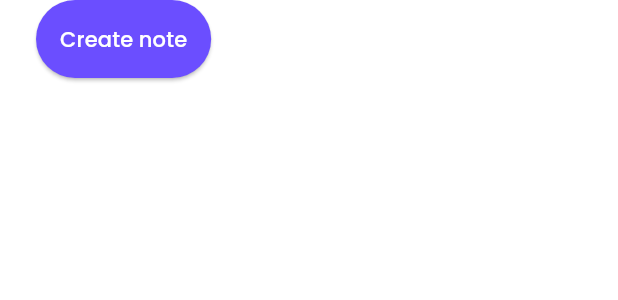
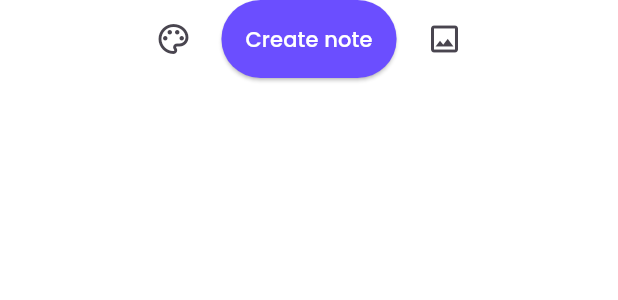
Before and after one commit to AhmedTarek-f/notes-app, a Flutter app: the FloatingCreateNote widget shown alone on an empty page, opened directly, on a phone screen of 412 x 824 dp. Shown: the top 300 px of the screen. Run offline on Flutter 3.47's test engine with Material 3 defaults, Android fonts, the light colour scheme and no system bars; our stand-ins replace flutter_colorpicker, flutter_native_splash, get, get_storage, lottie; missing offline and left inert: dart:ffi; accounts and stored records are empty.

Commit message:
adding change note color feature in create note

```diff
--- a/lib/features/create_note/presentation/views/widgets/floating_create_note.dart
+++ b/lib/features/create_note/presentation/views/widgets/floating_create_note.dart
@@ -1,5 +1,4 @@
 import 'package:flutter/material.dart';
-import 'package:get/get.dart';
 import 'package:notes_app/core/theme/constants/colors.dart';
 import 'package:notes_app/features/create_note/presentation/views_model/create_note_controller.dart';
 
@@ -11,8 +10,12 @@ class FloatingCreateNote extends StatelessWidget {
   @override
   Widget build(BuildContext context) {
     final CreateNoteController controller = CreateNoteController.instance;
-    return Padding(
-      padding: const EdgeInsets.symmetric(horizontal: 24.0),
+    return Row(
+      mainAxisAlignment: MainAxisAlignment.center,
+      children: [
+        IconButton(onPressed: (){controller.changeNoteColor(context);}, icon: const Icon(Icons.color_lens_outlined)),
+        Padding(
+          padding: const EdgeInsets.symmetric(horizontal: 8),
           child: ElevatedButton(
             style: ElevatedButton.styleFrom(
                 backgroundColor: NoteColors.primaryColor,
@@ -23,6 +26,9 @@ class FloatingCreateNote extends StatelessWidget {
             },
             child: const Text("Create note",style: TextStyle(color: Colors.white),),
           ),
+        ),
+        IconButton(onPressed: (){}, icon: const Icon(Icons.image_outlined)),
+      ],
     );
   }
 }
```
Also changed, not shown: lib/features/create_note/presentation/views_model/create_note_controller.dart (+40 -1 lines). Lines whose indentation alone changed are shown as unchanged.
